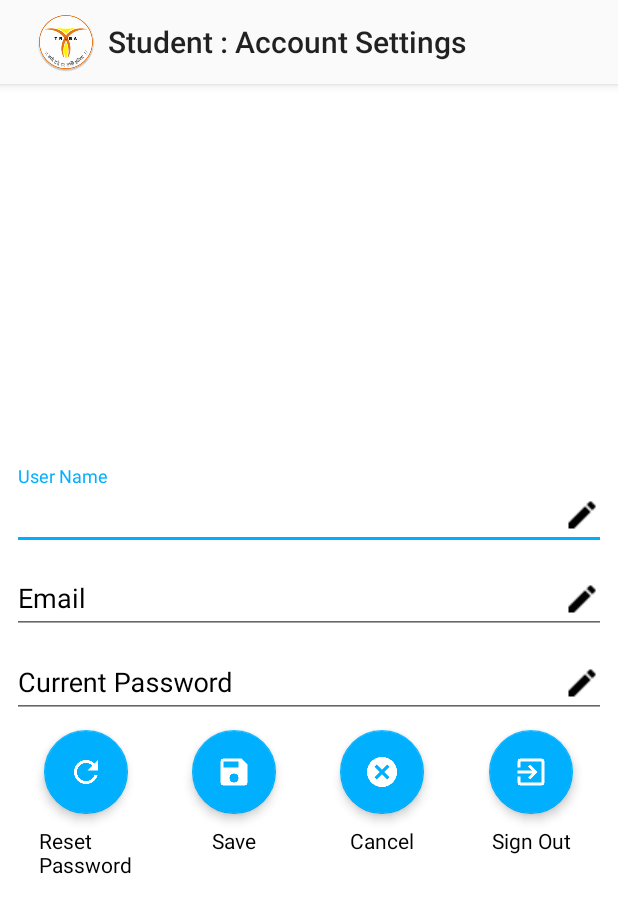
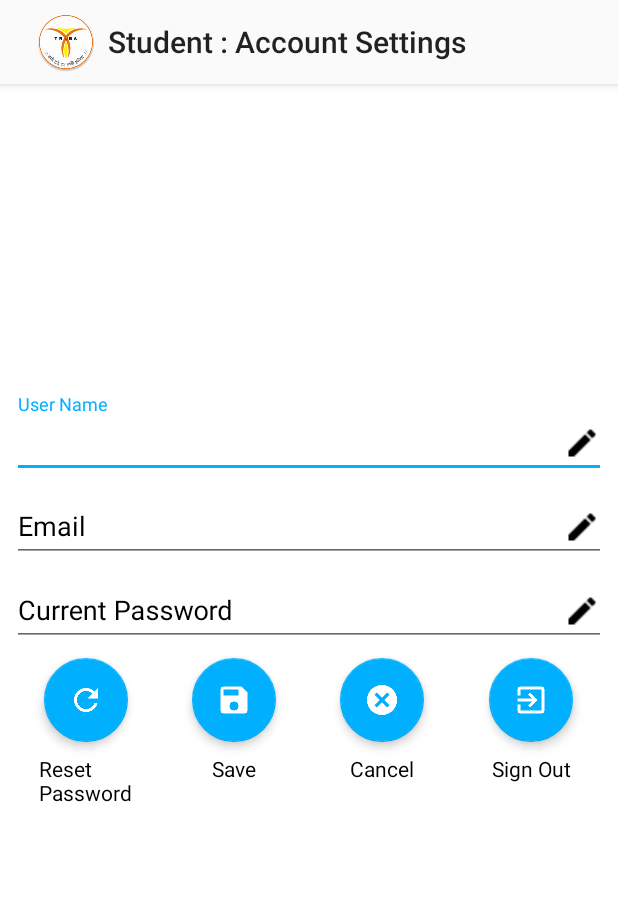
Before and after one commit to jaikherajani/Trubian2, an Android app: the AccountActivity screen opened directly, with no data from a screen before it, on a phone screen of 412 x 824 dp. Shown: the top 913 px of the screen. Run offline under Robolectric (Android 15) with nearby library versions, the phone set to English and light mode, and no system bars; our stand-ins replace Firebase (no records; nobody signed in at launch, a user with empty details on screens opened directly); libraries missing offline, so code that uses them is left out: com.facebook.drawee; plain views replace SimpleDraweeView; pictures from the network do not load; 7 statements that could not run were skipped.

Commit message:
Thirty Eighth Commit, app is now compatible and tested with android 5 (API 21)

```diff
--- a/app/src/main/res/layout/activity_account.xml
+++ b/app/src/main/res/layout/activity_account.xml
@@ -18,7 +18,6 @@
             android:layout_width="150dp"
             android:layout_height="150dp"
             android:layout_gravity="center_horizontal"
-            android:layout_margin="16dp"
             fresco:placeholderImage="@drawable/face_black"
             fresco:roundAsCircle="true"
             fresco:roundingBorderColor="@color/Black"
@@ -28,7 +27,7 @@
             android:id="@+id/enrollment_number"
             android:layout_width="match_parent"
             android:layout_height="wrap_content"
-            android:layout_marginVertical="16dp"
+            android:layout_marginVertical="8dp"
             android:maxLines="1"
             android:singleLine="true"
             android:textColor="@color/Black"
@@ -148,7 +147,6 @@
                     android:layout_width="wrap_content"
                     android:layout_height="wrap_content"
                     android:layout_margin="8dp"
-                    android:backgroundTint="@color/FirstItem"
                     android:src="@drawable/reset"
                     app:backgroundTint="@color/FirstItem"
                     app:elevation="4dp"
@@ -174,7 +172,6 @@
                     android:layout_width="wrap_content"
                     android:layout_height="wrap_content"
                     android:layout_margin="8dp"
-                    android:backgroundTint="@color/FirstItem"
                     android:src="@drawable/save"
                     app:backgroundTint="@color/FirstItem"
                     app:elevation="4dp"
@@ -199,7 +196,6 @@
                     android:layout_width="wrap_content"
                     android:layout_height="wrap_content"
                     android:layout_margin="8dp"
-                    android:backgroundTint="@color/FirstItem"
                     android:src="@drawable/cancel"
                     app:backgroundTint="@color/FirstItem"
                     app:elevation="4dp"
@@ -224,7 +220,6 @@
                     android:layout_width="wrap_content"
                     android:layout_height="wrap_content"
                     android:layout_margin="8dp"
-                    android:backgroundTint="@color/FirstItem"
                     android:src="@drawable/sign_out"
                     app:backgroundTint="@color/FirstItem"
                     app:elevation="4dp"
--- a/app/src/main/res/layout/activity_calendar.xml
+++ b/app/src/main/res/layout/activity_calendar.xml
@@ -39,7 +39,6 @@
                 android:layout_height="wrap_content"
                 android:layout_gravity="center_horizontal"
                 android:layout_margin="10dp"
-                android:text="zzzzzzz"
                 android:textColor="@color/Black"
                 android:textStyle="bold" />
 
@@ -61,7 +60,6 @@
                 android:layout_height="wrap_content"
                 android:layout_gravity="center_horizontal"
                 android:layout_margin="10dp"
-                android:text="zzzzzzzzz"
                 android:textColor="@color/Black" />
 
             <TextView
@@ -70,7 +68,6 @@
                 android:layout_height="wrap_content"
                 android:layout_gravity="center_horizontal"
                 android:layout_margin="10dp"
-                android:text="zzzzzzzzz"
                 android:textColor="@color/Black" />
 
         </LinearLayout>
```
Also changed, not shown: 6 other files.
